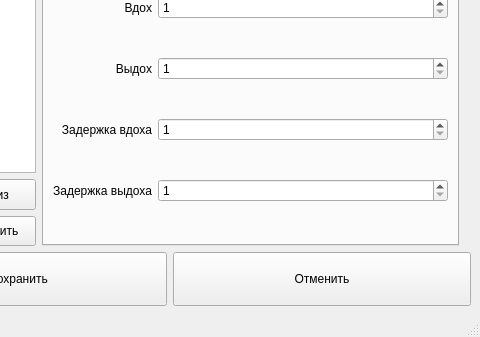
Above: src/SettingsWindow/settings.ui from dvarubla/breathe_trainer before the change; both pictures show x 140 to 620 and y 140 to 477 of the 620 by 477 pixel window. Below: the same form after it.
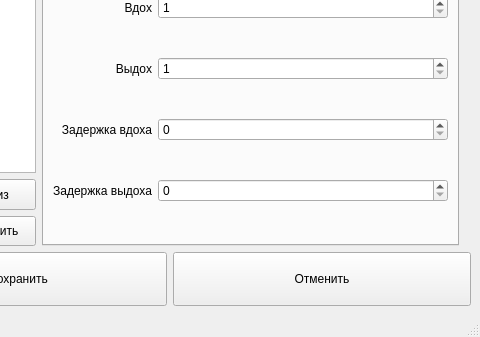
That is the form after the change.

What changed in the file:
```diff
--- a/src/SettingsWindow/settings.ui
+++ b/src/SettingsWindow/settings.ui
@@ -183,7 +183,7 @@
         <item row="3" column="1">
          <widget class="QSpinBox" name="pauseInhaleEdit">
           <property name="minimum">
-           <number>1</number>
+           <number>0</number>
           </property>
           <property name="maximum">
            <number>999</number>
@@ -203,7 +203,7 @@
         <item row="4" column="1">
          <widget class="QSpinBox" name="pauseExhaleEdit">
           <property name="minimum">
-           <number>1</number>
+           <number>0</number>
           </property>
           <property name="maximum">
            <number>999</number>
```
